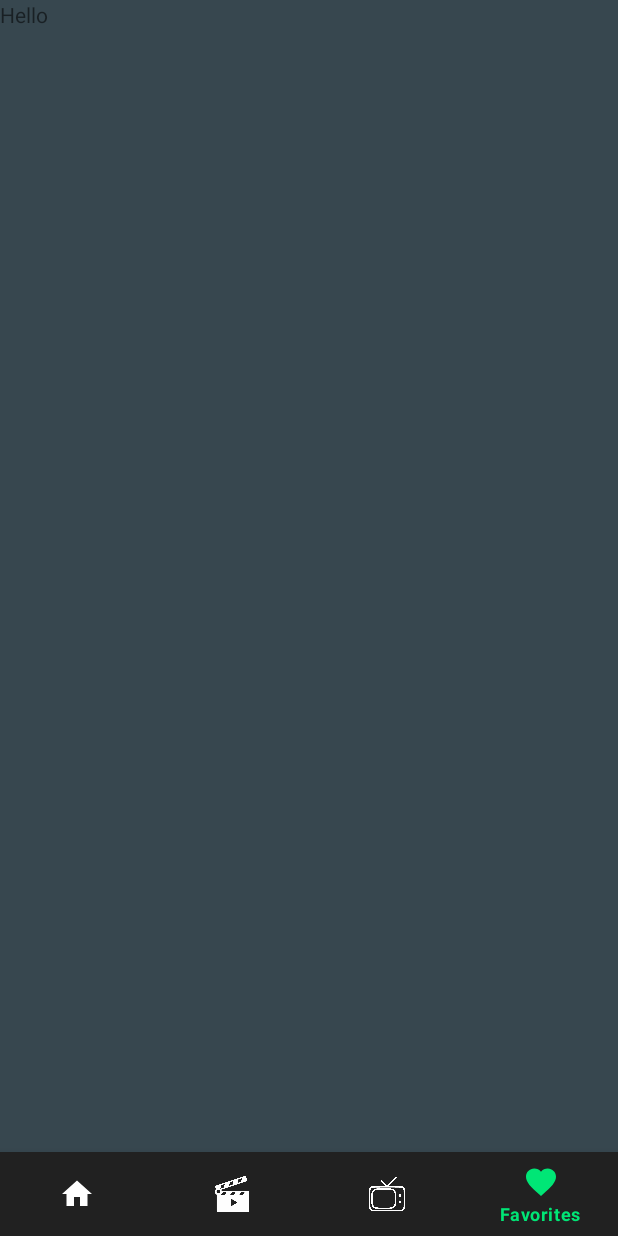
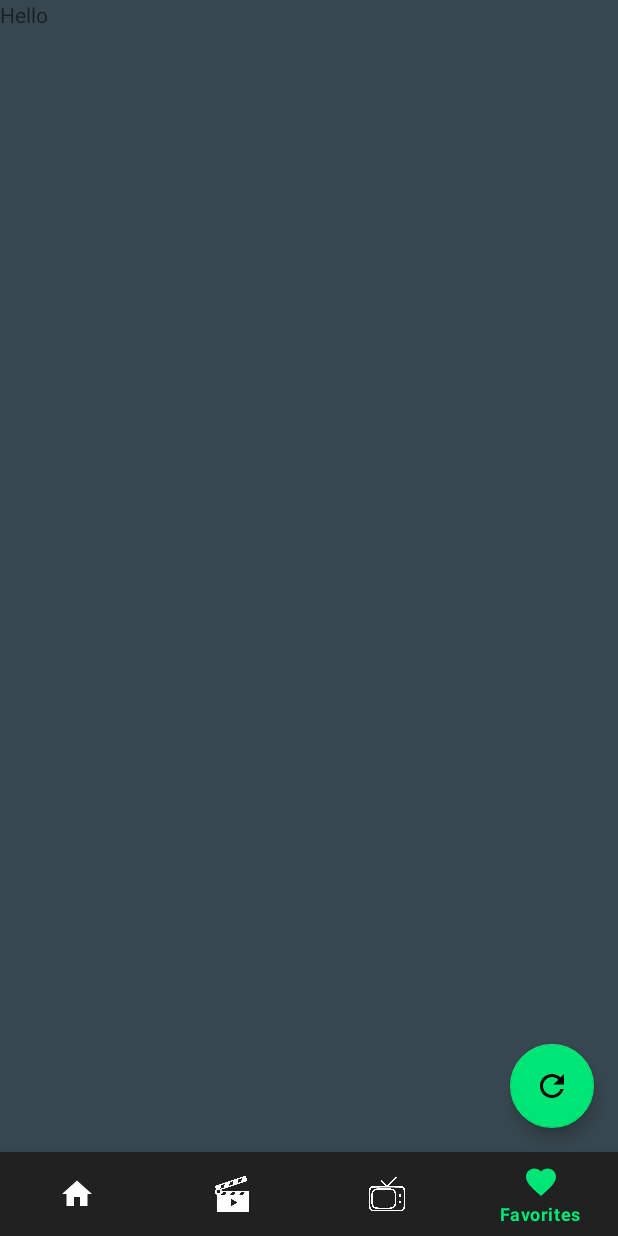
Before and after one commit to harshabhadra/Movie-Point, an Android app: the screen it shows after launch (MainActivity), item 4 of the bottom bar chosen, on a phone screen of 412 x 824 dp. Run offline under Robolectric (Android 15) with nearby library versions, the phone set to English and light mode, and no system bars; our stand-ins replace Picasso, navigation-ui; libraries missing offline, so code that uses them is left out: com.smarteist.autoimageslider; pictures from the network do not load; Roboto replaces fonts that are not available here; 9 statements that could not run were skipped.

```diff
--- a/app/src/main/java/com/technoidtintin/android/moviesmela/ui/ItemDetails/TvDetails/TvSeasonAdapter.java
+++ b/app/src/main/java/com/technoidtintin/android/moviesmela/ui/ItemDetails/TvDetails/TvSeasonAdapter.java
@@ -41,7 +41,7 @@ public class TvSeasonAdapter extends RecyclerView.Adapter<TvSeasonAdapter.TvSeas
 
         Season season = seasonList.get(position);
         String imageUrl = "http://image.tmdb.org/t/p/w300" + season.getPosterPath();
-        Picasso.get().load(imageUrl).placeholder(R.mipmap.ic_launcher).error(R.mipmap.ic_launcher)
+        Picasso.get().load(imageUrl).placeholder(R.drawable.tmdb).error(R.mipmap.ic_launcher)
                 .into(holder.imageView);
     }
 
--- a/app/src/main/java/com/technoidtintin/android/moviesmela/ui/Movies/MovieFragment.java
+++ b/app/src/main/java/com/technoidtintin/android/moviesmela/ui/Movies/MovieFragment.java
@@ -56,7 +56,6 @@ public class MovieFragment extends Fragment {
         //Initializing Slider Adapter
         sliderAdapter = new MovieSliderAdapter(getContext());
         fragmentMovieBinding.movieSliderView.setSliderAdapter(sliderAdapter);
-        fragmentMovieBinding.movieSliderView.setScrollTimeInSec(6);
         getTrendingMoviesToday();
 
         fragmentMovieBinding.movieRecycler.setHasFixedSize(true);
--- a/app/src/main/java/com/technoidtintin/android/moviesmela/ui/Tvshows/TvShowsFragment.java
+++ b/app/src/main/java/com/technoidtintin/android/moviesmela/ui/Tvshows/TvShowsFragment.java
@@ -60,7 +60,6 @@ public class TvShowsFragment extends Fragment {
         //Initializing SliderView
         sliderAdapter = new TvSliderAdapter(getContext());
         tvshowsBinding.tvSliderView.setSliderAdapter(sliderAdapter);
-        tvshowsBinding.tvSliderView.setScrollTimeInSec(6);
         getTvShowsTrendingToday();
 
         //Setting up Tv recyclerView
--- a/app/src/main/java/com/technoidtintin/android/moviesmela/ui/home/HomeFragment.java
+++ b/app/src/main/java/com/technoidtintin/android/moviesmela/ui/home/HomeFragment.java
@@ -188,8 +188,9 @@ public class HomeFragment extends Fragment {
             @Override
             public void onChanged(TvShows tvShows) {
 
-                loadingDialog.dismiss();
+
                 if (tvShows !=null){
+                    loadingDialog.dismiss();
                     List<TvShowsList>tvShowsLists = tvShows.getResults();
                     List<ListItem>listItemList = getTvShowsList(tvShowsLists);
                     if (listItemList != null){
@@ -197,6 +198,7 @@ public class HomeFragment extends Fragment {
                         addItemToHomeList(homeItemList);
                     }
                 }else {
+                    loadingDialog.dismiss();
                     if (homeItemList != null){
                         addItemToHomeList(homeItemList);
 
--- /dev/null
+++ b/app/src/main/res/drawable/ic_info_outline_white_24dp.xml
@@ -0,0 +1,5 @@
+<vector android:height="32dp" android:tint="#FFFFFF"
+    android:viewportHeight="24.0" android:viewportWidth="24.0"
+    android:width="32dp" xmlns:android="http://schemas.android.com/apk/res/android">
+    <path android:fillColor="#FF000000" android:pathData="M11,17h2v-6h-2v6zM12,2C6.48,2 2,6.48 2,12s4.48,10 10,10 10,-4.48 10,-10S17.52,2 12,2zM12,20c-4.41,0 -8,-3.59 -8,-8s3.59,-8 8,-8 8,3.59 8,8 -3.59,8 -8,8zM11,9h2L13,7h-2v2z"/>
+</vector>
--- /dev/null
+++ b/app/src/main/res/drawable/ic_refresh_black_24dp.xml
@@ -0,0 +1,5 @@
+<vector android:height="24dp" android:tint="#FFFFFF"
+    android:viewportHeight="24.0" android:viewportWidth="24.0"
+    android:width="24dp" xmlns:android="http://schemas.android.com/apk/res/android">
+    <path android:fillColor="#FF000000" android:pathData="M17.65,6.35C16.2,4.9 14.21,4 12,4c-4.42,0 -7.99,3.58 -7.99,8s3.57,8 7.99,8c3.73,0 6.84,-2.55 7.73,-6h-2.08c-0.82,2.33 -3.04,4 -5.65,4 -3.31,0 -6,-2.69 -6,-6s2.69,-6 6,-6c1.66,0 3.14,0.69 4.22,1.78L13,11h7V4l-2.35,2.35z"/>
+</vector>
--- a/app/src/main/res/layout/activity_main.xml
+++ b/app/src/main/res/layout/activity_main.xml
@@ -29,4 +29,16 @@
         app:layout_constraintLeft_toLeftOf="parent"
         app:layout_constraintRight_toRightOf="parent"
         app:layout_constraintTop_toTopOf="parent" />
+
+    <com.google.android.material.floatingactionbutton.FloatingActionButton
+        android:id="@+id/refresh_fab"
+        android:layout_width="wrap_content"
+        android:layout_height="wrap_content"
+        android:layout_marginEnd="16dp"
+        app:fabSize="normal"
+        app:backgroundTint="@color/colorStroke"
+        android:layout_marginBottom="16dp"
+        android:src="@drawable/ic_refresh_black_24dp"
+        app:layout_constraintBottom_toBottomOf="@+id/nav_host_fragment"
+        app:layout_constraintEnd_toEndOf="parent" />
 </androidx.constraintlayout.widget.ConstraintLayout>
--- a/app/src/main/res/values/strings.xml
+++ b/app/src/main/res/values/strings.xml
@@ -1,6 +1,6 @@
 <resources>
     <string name="app_name">Movies Point</string>
-    <string name="api_key">30f3bccb9887629e51a30d4a7d4d9dd8</string>
+    <string name="api_key"></string>
     <string name="title_home">Home</string>
     <string name="title_movie">Movies</string>
     <string name="title_tv_shows">TV Shows</string>
```
Also changed, not shown: app/src/main/java/com/technoidtintin/android/moviesmela/Repository.java (+41 -3 lines), app/src/main/res/layout/cast_layout.xml (+9 -0 lines), app/src/main/res/layout/fragment_home.xml (+5 -9 lines), app/src/main/res/layout/fragment_movie.xml (+4 -7 lines), app/src/main/res/layout/fragment_tvshows.xml (+4 -7 lines), app/src/main/res/layout/movie_cast_item.xml (+14 -5 lines).
